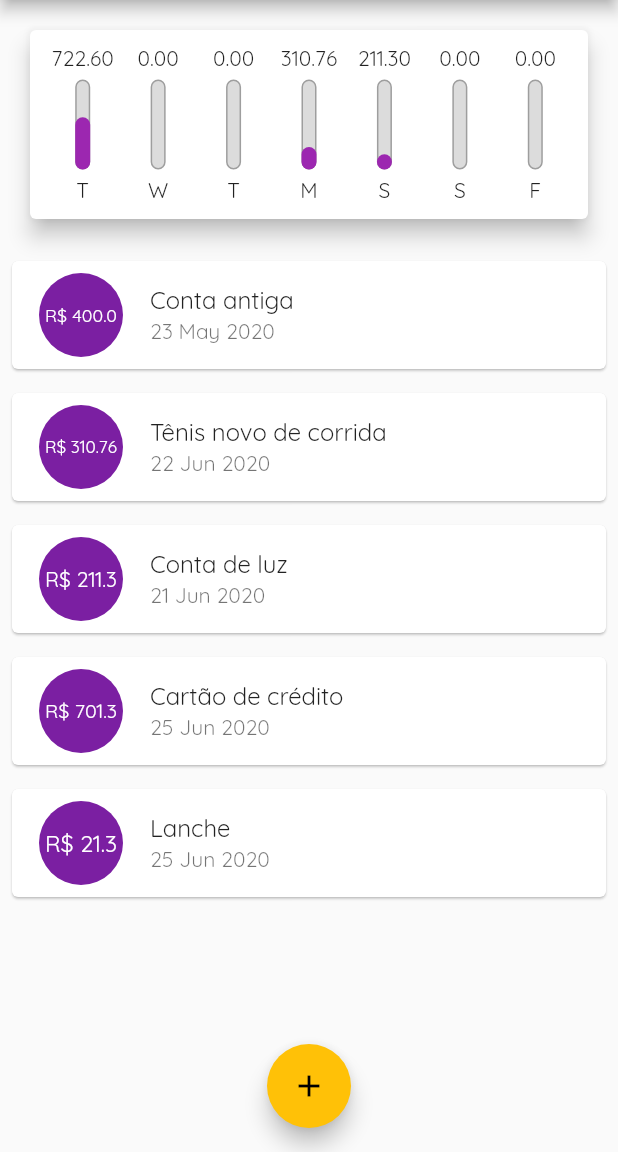
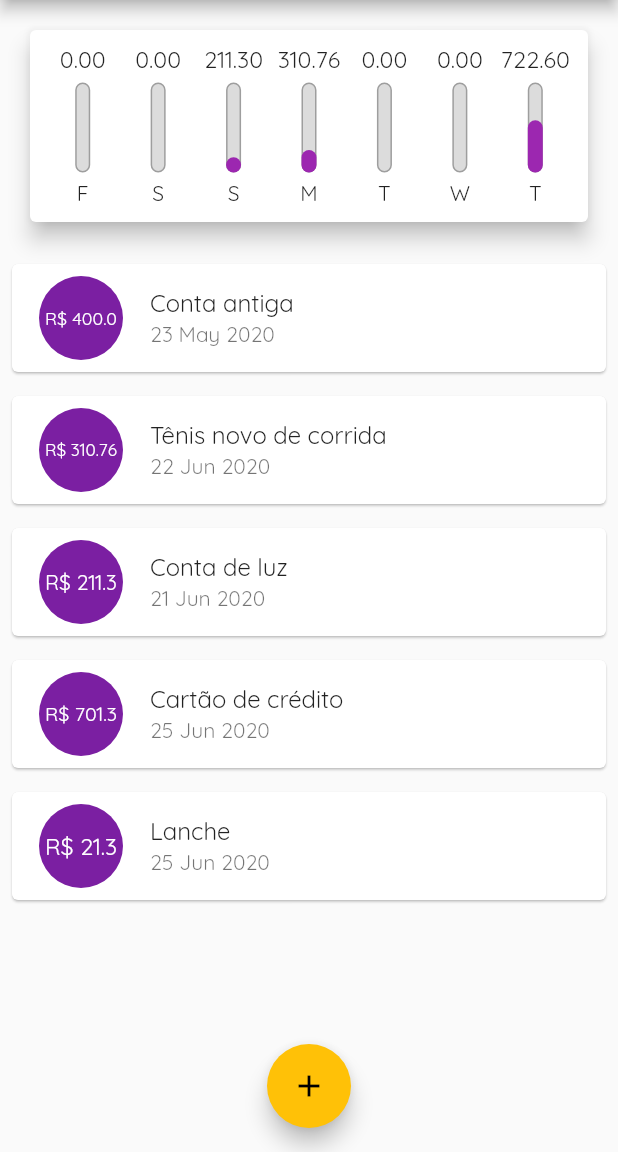
Before and after one commit to s7Thiago/expenses-app, a Flutter app: the screen it shows after launch, on a phone screen of 412 x 824 dp, the part 84-1236 px from its top. Run offline on Flutter 3.47's test engine with Material 2 defaults, Android fonts, the phone set to English and light mode, and no system bars; statements that could not run were skipped.

Commit message:
Improving chart widget

```diff
--- a/lib/components/chart.dart
+++ b/lib/components/chart.dart
@@ -29,7 +29,7 @@ class Chart extends StatelessWidget {
             .format(weekDay)[0], //Get the fist character from the week day name
         'value': totalSum,
       };
-    });
+    }).reversed.toList();
   }
 
   double get _weekTotalValue {
--- a/lib/components/chart_bar.dart
+++ b/lib/components/chart_bar.dart
@@ -15,7 +15,12 @@ class ChartBar extends StatelessWidget {
   Widget build(BuildContext context) {
     return Column(
       children: [
-        FittedBox(child: Text('${value.toStringAsFixed(2)}')),
+        Container(
+          height: 20,
+          child: FittedBox(
+            child: Text('${value.toStringAsFixed(2)}'),
+          ),
+        ),
         Container(
           margin: EdgeInsets.symmetric(vertical: 5),
           height: 60,
```
